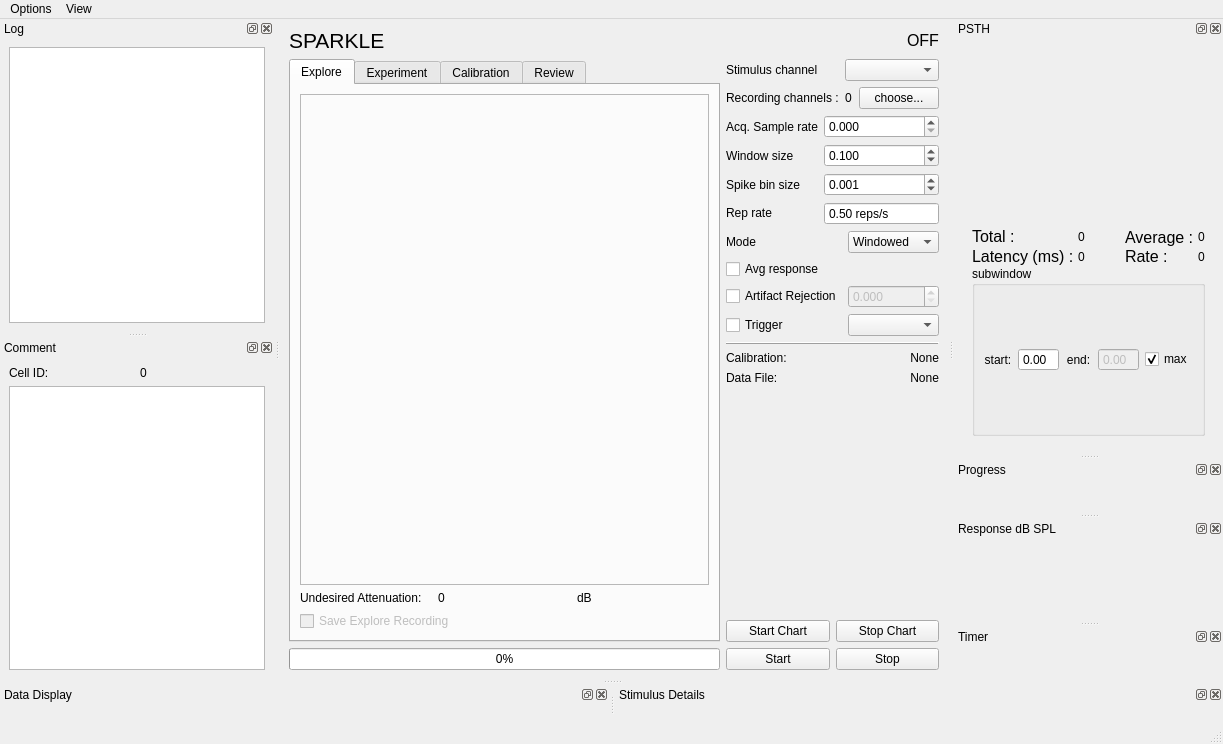
First picture: the form in sparkle/gui/main_control.ui, repository portfors-lab/sparkle, before the edit.
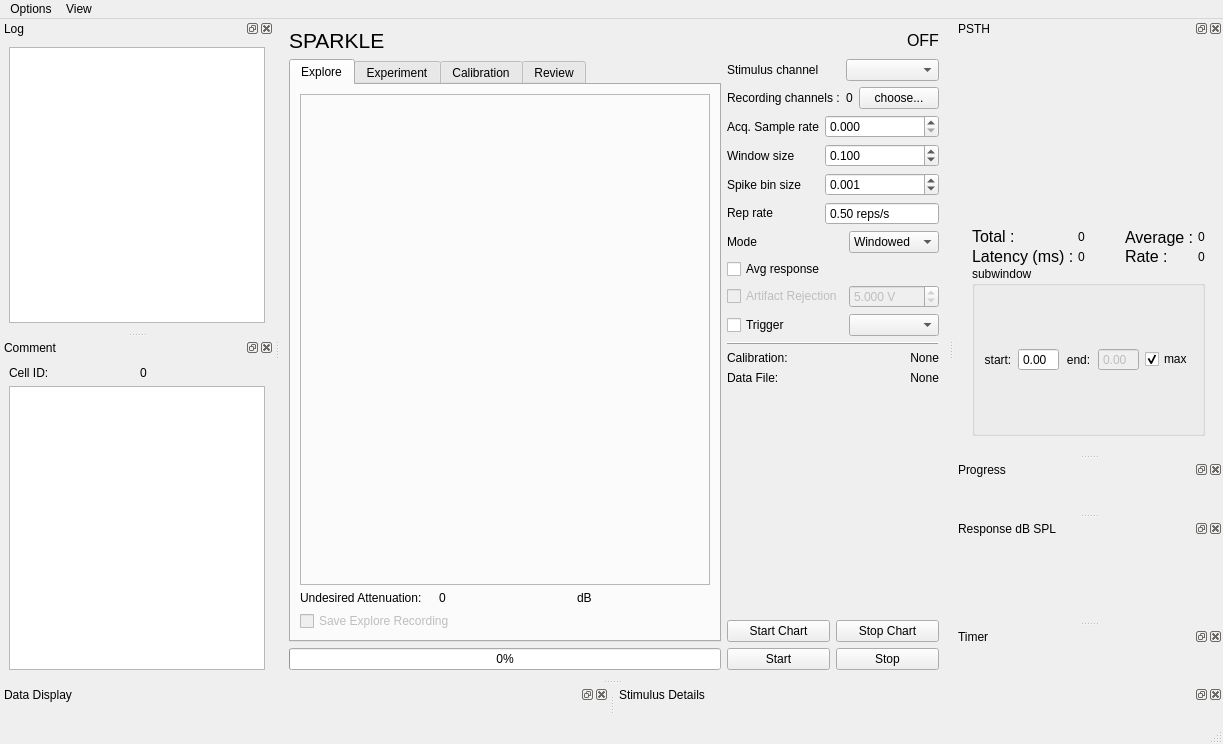
Second picture: the form after the edit. Custom widgets are drawn as their Qt base class.

What changed in the file:
```diff
--- a/sparkle/gui/main_control.ui
+++ b/sparkle/gui/main_control.ui
@@ -581,18 +581,33 @@
              <bool>false</bool>
             </property>
             <property name="toolTip">
-             <string>Recording sampling rate</string>
+             <string>Artifact Rejection Value</string>
+            </property>
+            <property name="suffix">
+             <string> V</string>
             </property>
             <property name="decimals">
              <number>3</number>
             </property>
+            <property name="minimum">
+             <double>0.000000000000000</double>
+            </property>
             <property name="maximum">
-             <double>500000.000000000000000</double>
+             <double>100.000000000000000</double>
+            </property>
+            <property name="singleStep">
+             <double>0.001000000000000</double>
+            </property>
+            <property name="value">
+             <double>5.000000000000000</double>
             </property>
            </widget>
           </item>
           <item row="5" column="0">
            <widget class="QCheckBox" name="artifactRejectChbx">
+            <property name="enabled">
+             <bool>false</bool>
+            </property>
             <property name="text">
              <string>Artifact Rejection</string>
             </property>
```
Left out of the diff: 94 changed lines with no effect on the pictures.
